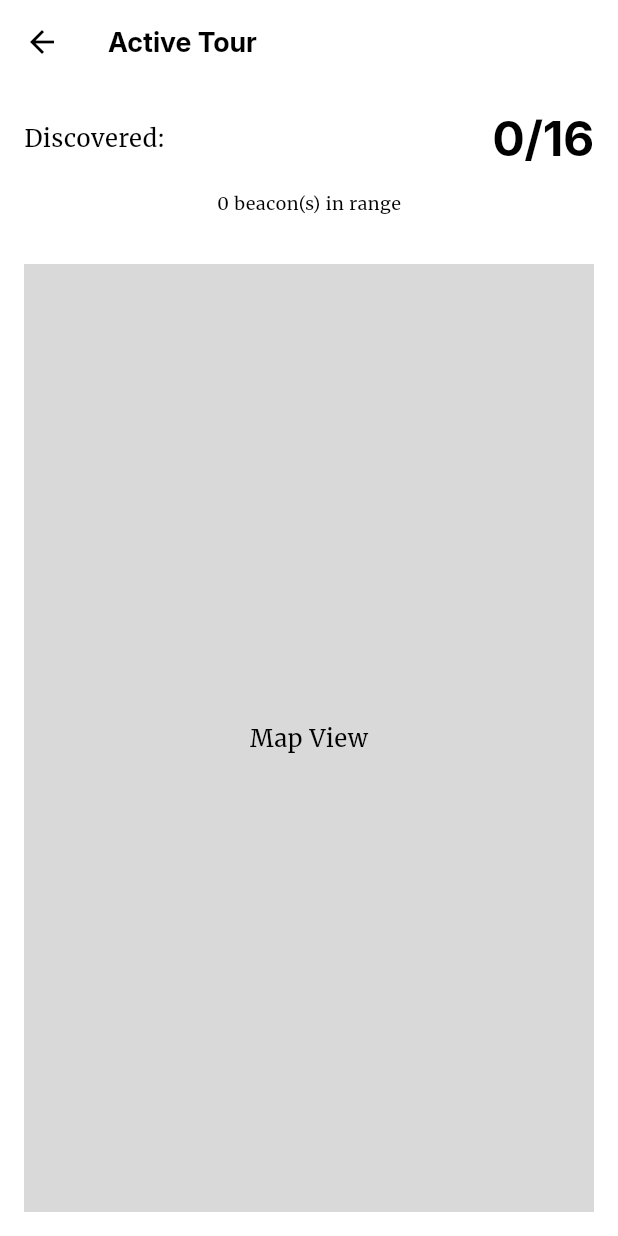
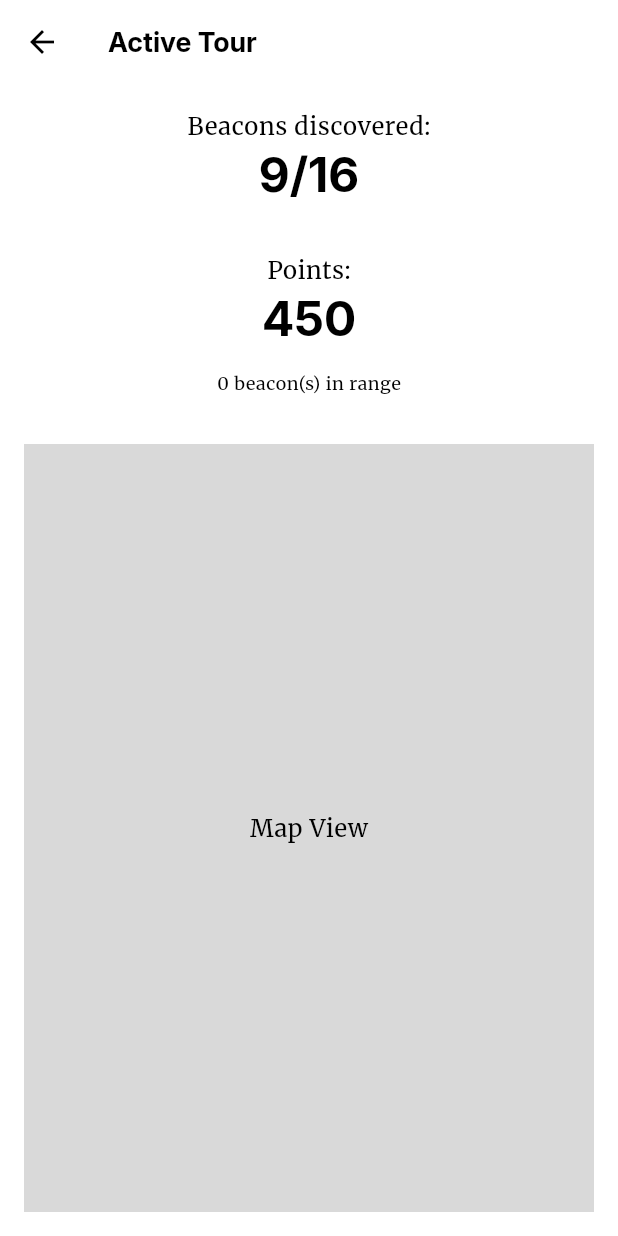
Before and after one commit to Sarasate33/ecoquest, a Flutter app: the ActiveTourScreen screen opened directly, on a phone screen of 412 x 824 dp. Run offline on Flutter 3.47's test engine with Material 3 defaults, Android fonts, the phone set to English and light mode, and no system bars; our stand-ins replace flutter_blue_plus, permission_handler.

Commit message:
added quiz questions and info text

```diff
--- /dev/null
+++ b/lib/data/questions.dart
@@ -0,0 +1,8 @@
+import "package:flutter_application_demo/models/quiz_questions.dart";
+
+const questions = [
+  QuizQuestion(
+    "Look around you. What is the name of the selfless man who died to save wild ducks?",
+    ["Correct Name", "Johann Gottfried Bröse", "Fritze Bollmann"],
+  ),
+];
--- a/lib/models/checkpoint.dart
+++ b/lib/models/checkpoint.dart
@@ -3,7 +3,7 @@
 enum ExperienceType { information, quiz, game }
 
 class Checkpoint {
-  final String id;
+  final int id;
   final String name;
   final String description;
   final String beaconUuid;
--- /dev/null
+++ b/lib/models/quiz_questions.dart
@@ -0,0 +1,12 @@
+class QuizQuestion {
+  final String text;
+  final List<String> answers;
+
+  const QuizQuestion(this.text, this.answers);
+
+  List<String> getShuffledAnswers() {
+    final shuffled = List.of(answers);
+    shuffled.shuffle();
+    return shuffled;
+  }
+}
--- a/lib/screens/active_tour_screen.dart
+++ b/lib/screens/active_tour_screen.dart
@@ -1,9 +1,11 @@
 // lib/screens/active_tour_screen.dart
 
 import 'package:flutter/material.dart';
+import 'package:flutter_application_demo/data/questions.dart';
 import 'dart:async';
 import '../config/theme.dart';
 import '../services/beacon_service.dart';
+import "package:flutter_application_demo/models/quiz_questions.dart";
 
 class ActiveTourScreen extends StatefulWidget {
   const ActiveTourScreen({super.key});
@@ -17,9 +19,11 @@ class _ActiveTourScreenState extends State<ActiveTourScreen> {
   StreamSubscription? _detectedSub;
   StreamSubscription? _triggeredSub;
 
-  int discoveredCheckpoints = 0;
+  int discoveredCheckpoints = 9;
   int totalCheckpoints = 16;
+  int currentPoints = 450;
   List<String> detectedBeaconNames = [];
+  List<String> selectedAnswers = [];
   String statusMessage = "Searching for checkpoints...";
 
   @override
@@ -44,29 +48,79 @@ class _ActiveTourScreenState extends State<ActiveTourScreen> {
         discoveredCheckpoints++;
         statusMessage = "Checkpoint reached: ${checkpoint.name}";
       });
-      _showCheckpointDialog(checkpoint.name, checkpoint.description);
+      _showCheckpointDialog(
+        checkpoint.name,
+        checkpoint.description,
+        checkpoint.id,
+      );
     });
   }
 
-  void _showCheckpointDialog(String name, String description) {
+  void answerQuestion(String selectedAnswer, QuizQuestion checkpointQuestion) {
+    // Update main screen state (do NOT close the dialog here so the dialog can show feedback)
+    setState(() {
+      selectedAnswers.add(selectedAnswer);
+      if (selectedAnswer == checkpointQuestion.answers[0]) {
+        currentPoints += 150; // award points for correct answer
+        statusMessage = "Correct answer! +150 Points";
+      } else {
+        statusMessage = "Wrong answer. Try again next time!";
+      }
+    });
+  }
+
+  // Show dialog for discovered checkpoint - Quiz Questions
+  void _showCheckpointDialog(String name, String description, int id) {
+    final checkpointQuestion = questions[id];
     showDialog(
       context: context,
-      builder: (ctx) => AlertDialog(
-        title: Text("Checkpoint Discovered!", style: Theme.of(context).textTheme.titleLarge),
+      builder: (ctx) {
+        String? selected;
+        bool answered = false;
+        final shuffled = checkpointQuestion.getShuffledAnswers();
+        return StatefulBuilder(
+          builder: (ctx, setStateDialog) => AlertDialog(
+            title: Text(
+              "Checkpoint Discovered!",
+              style: Theme.of(context).textTheme.titleLarge,
+            ),
             content: Column(
+              crossAxisAlignment: CrossAxisAlignment.stretch,
               mainAxisSize: MainAxisSize.min,
               children: [
-            const Icon(Icons.check_circle, color: ecoPrimaryGreen, size: 60),
+                Text(textAlign: TextAlign.center, checkpointQuestion.text),
                 const SizedBox(height: 10),
-            Text(name, style: Theme.of(context).textTheme.titleMedium),
-            const SizedBox(height: 8),
-            Text(description, style: Theme.of(context).textTheme.bodyMedium),
+                ...shuffled.map((answer) {
+                  return Padding(
+                    padding: const EdgeInsets.symmetric(vertical: 4.0),
+                    child: ElevatedButton(
+                      onPressed: answered
+                          ? null
+                          : () {
+                              setStateDialog(() {
+                                selected = answer;
+                                answered = true;
+                              });
+                              // Update parent state (awards points if correct)
+                              answerQuestion(answer, checkpointQuestion);
+                              // Close dialog after short delay so user sees feedback
+                              Future.delayed(
+                                const Duration(milliseconds: 800),
+                                () {
+                                  if (Navigator.of(ctx).canPop())
+                                    Navigator.of(ctx).pop();
+                                },
+                              );
+                            },
+                      child: Text(answer),
+                    ),
+                  );
+                }).toList(),
               ],
             ),
-        actions: [
-          TextButton(onPressed: () => Navigator.pop(ctx), child: const Text("Great!"))
-        ],
           ),
+        );
+      },
     );
   }
 
@@ -82,16 +136,22 @@ class _ActiveTourScreenState extends State<ActiveTourScreen> {
   Widget build(BuildContext context) {
     return Scaffold(
       appBar: AppBar(
-        title: Text("Active Tour", style: Theme.of(context).textTheme.titleLarge),
+        title: Text(
+          "Active Tour",
+          style: Theme.of(context).textTheme.titleLarge,
+        ),
       ),
       body: Column(
         children: [
           Padding(
             padding: const EdgeInsets.all(16.0),
-            child: Row(
+            child: Column(
               mainAxisAlignment: MainAxisAlignment.spaceBetween,
               children: [
-                Text("Discovered:", style: Theme.of(context).textTheme.bodyLarge),
+                Text(
+                  "Beacons discovered:",
+                  style: Theme.of(context).textTheme.bodyLarge,
+                ),
                 Text(
                   "$discoveredCheckpoints/$totalCheckpoints",
                   style: Theme.of(context).textTheme.headlineLarge,
@@ -99,10 +159,25 @@ class _ActiveTourScreenState extends State<ActiveTourScreen> {
               ],
             ),
           ),
-
+          Padding(
+            padding: const EdgeInsets.all(16.0),
+            child: Column(
+              mainAxisAlignment: MainAxisAlignment.spaceBetween,
+              children: [
+                Text("Points:", style: Theme.of(context).textTheme.bodyLarge),
+                Text(
+                  "$currentPoints",
+                  style: Theme.of(context).textTheme.headlineLarge,
+                ),
+              ],
+            ),
+          ),
           Padding(
             padding: const EdgeInsets.symmetric(horizontal: 16.0),
-            child: Text(statusMessage, style: Theme.of(context).textTheme.bodySmall),
+            child: Text(
+              statusMessage,
+              style: Theme.of(context).textTheme.bodySmall,
+            ),
           ),
 
           const SizedBox(height: 16),
@@ -116,13 +191,24 @@ class _ActiveTourScreenState extends State<ActiveTourScreen> {
                   children: [
                     Padding(
                       padding: const EdgeInsets.all(12.0),
-                      child: Text("Beacons in Range:", style: Theme.of(context).textTheme.titleMedium),
+                      child: Text(
+                        "Beacons in Range:",
+                        style: Theme.of(context).textTheme.titleMedium,
                       ),
-                    ...detectedBeaconNames.map((name) => ListTile(
-                      leading: const Icon(Icons.bluetooth, color: ecoPrimaryGreen),
-                      title: Text(name, style: Theme.of(context).textTheme.bodyMedium),
+                    ),
+                    ...detectedBeaconNames.map(
+                      (name) => ListTile(
+                        leading: const Icon(
+                          Icons.bluetooth,
+                          color: ecoPrimaryGreen,
+                        ),
+                        title: Text(
+                          name,
+                          style: Theme.of(context).textTheme.bodyMedium,
+                        ),
                         dense: true,
-                    )),
+                      ),
+                    ),
                   ],
                 ),
               ),
@@ -133,7 +219,10 @@ class _ActiveTourScreenState extends State<ActiveTourScreen> {
               margin: const EdgeInsets.all(16),
               color: ecoGrey,
               child: Center(
-                child: Text("Map View", style: Theme.of(context).textTheme.bodyLarge),
+                child: Text(
+                  "Map View",
+                  style: Theme.of(context).textTheme.bodyLarge,
+                ),
               ),
             ),
           ),
--- a/lib/services/beacon_service.dart
+++ b/lib/services/beacon_service.dart
@@ -23,37 +23,19 @@ class BeaconService {
 
   final Map<int, Checkpoint> _beaconRegistry = {
     19641: const Checkpoint(
-      id: 'oak-tree',
-      name: 'Ancient Oak Tree',
+      id: 0,
+      name: 'Memorial Stone',
       description: 'Learn about the 300-year-old oak and its ecosystem',
       beaconUuid: 'fda50693-a4e2-4fb1-afcf-c6eb07647825',
       beaconMajor: 10011,
       beaconMinor: 19641,
       experienceType: ExperienceType.information,
     ),
-    19642: const Checkpoint(
-      id: 'stream',
-      name: 'Crystal Stream',
-      description: 'Discover aquatic wildlife and water quality',
-      beaconUuid: 'fda50693-a4e2-4fb1-afcf-c6eb07647825',
-      beaconMajor: 10011,
-      beaconMinor: 19642,
-      experienceType: ExperienceType.quiz,
-    ),
-    19643: const Checkpoint(
-      id: 'bird-watching',
-      name: 'Bird Watching Point',
-      description: 'Identify and learn about local bird species',
-      beaconUuid: 'fda50693-a4e2-4fb1-afcf-c6eb07647825',
-      beaconMajor: 10011,
-      beaconMinor: 19643,
-      experienceType: ExperienceType.game,
-    ),
   };
 
   StreamSubscription<List<ScanResult>>? _scanSubscription;
-  final Map<String, Checkpoint> _currentlyDetected = {};
-  final Map<String, DateTime> _lastTriggered = {};
+  final Map<int, Checkpoint> _currentlyDetected = {};
+  final Map<int, DateTime> _lastTriggered = {};
   final Duration _debounceTime = const Duration(seconds: 10);
   bool _isScanning = false;
 
@@ -131,7 +113,7 @@ class BeaconService {
   }
 
   void _processScanResults(List<ScanResult> results) {
-    final currentlyDetectedIds = <String>{};
+    final currentlyDetectedIds = <int>{};
 
     for (var result in results) {
       // Debug: show device id/name and advertisement counts
@@ -141,7 +123,7 @@ class BeaconService {
             : result.advertisementData.localName;
         if (_debug)
           print(
-            '[BeaconService] device: ${result.device.id} name="$name" rssi=${result.rssi}',
+            '[BeaconService] device: ${result.device.id.toString()} name="$name" rssi=${result.rssi}',
           );
       }
 
```
Also changed, not shown: lib/components/answer_button.dart (added, +13 -0 lines), lib/screens/landing_screen.dart (+26 -21 lines), lib/services/data_service.dart (+5 -4 lines). Lines whose indentation alone changed are shown as unchanged.
